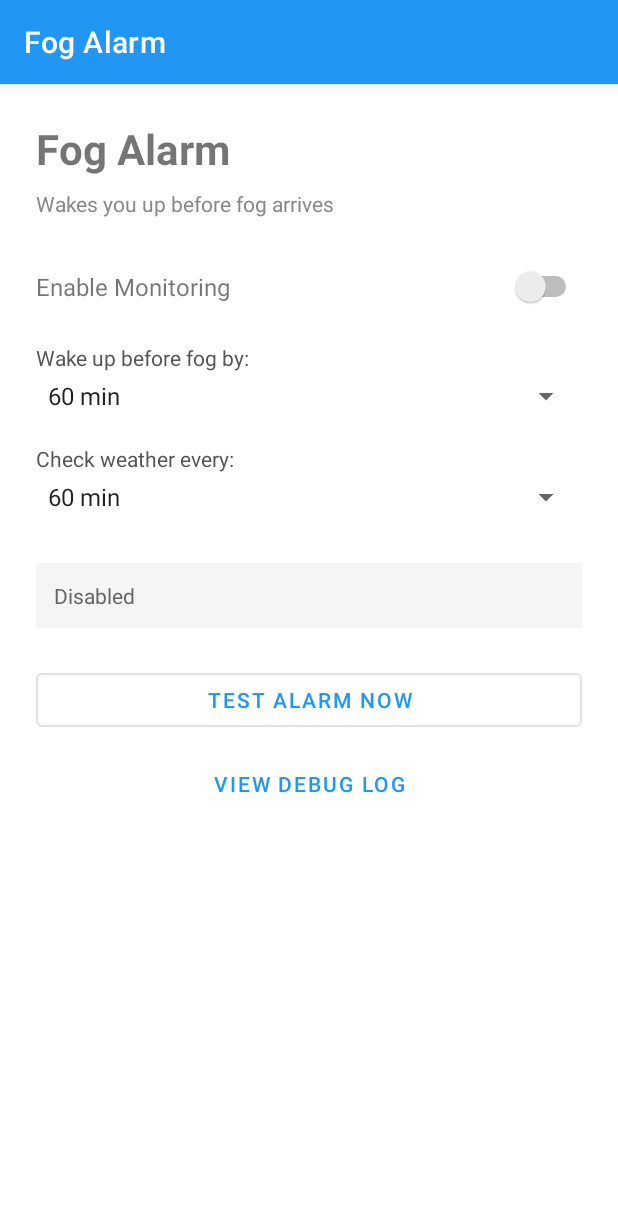
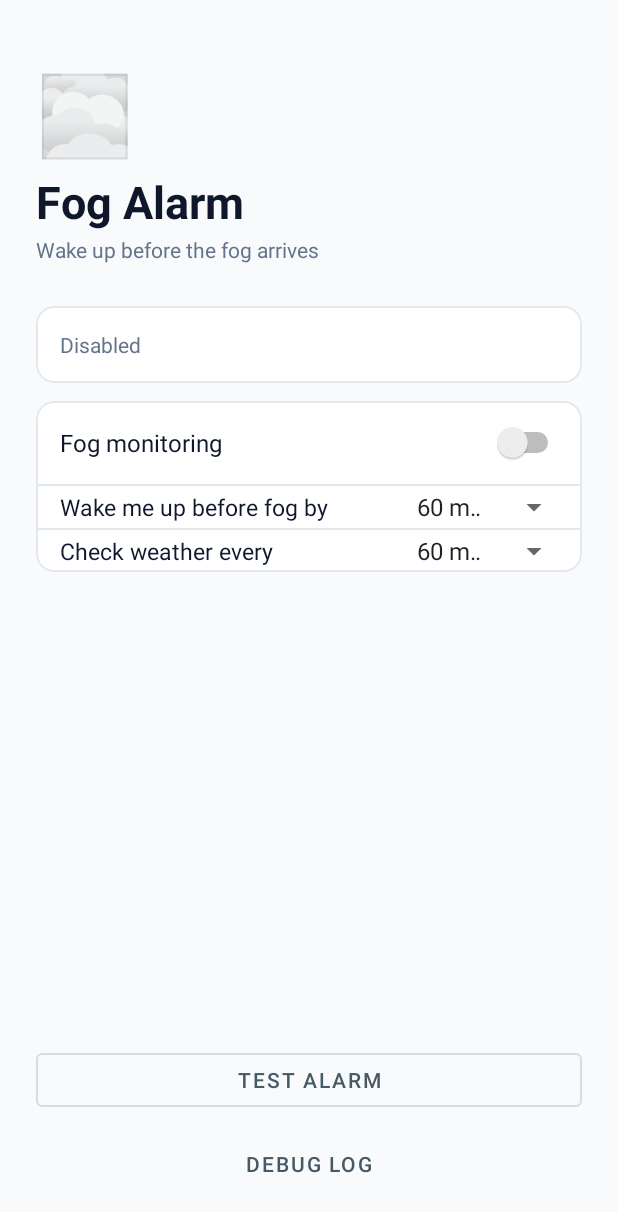
Before and after one commit to edleeman17/fog-alarm, an Android app: the screen it shows after launch (MainActivity), on a phone screen of 412 x 824 dp. Shown: the top 1212 px of the screen. Run offline under Robolectric (Android 15) with nearby library versions, the phone set to English and light mode, and no system bars.

Commit message:
feat: modernise UI — minimal card-based layout, dark alarm screen
Main screen: fog emoji header, settings in a MaterialCardView,
status card, NoActionBar theme. Alarm screen: dark #0F172A with
amber dismiss button. Misty blue-gray palette throughout.

Co-Authored-By: Claude Sonnet 4.6 <noreply@anthropic.com>

```diff
--- a/app/src/main/res/layout/activity_main.xml
+++ b/app/src/main/res/layout/activity_main.xml
@@ -1,42 +1,96 @@
 <?xml version="1.0" encoding="utf-8"?>
-<ScrollView xmlns:android="http://schemas.android.com/apk/res/android"
+<LinearLayout xmlns:android="http://schemas.android.com/apk/res/android"
+    xmlns:app="http://schemas.android.com/apk/res-auto"
     android:layout_width="match_parent"
-    android:layout_height="match_parent">
+    android:layout_height="match_parent"
+    android:orientation="vertical"
+    android:padding="24dp"
+    android:background="@color/colorBackground"
+    android:fitsSystemWindows="true">
 
-    <LinearLayout
-        android:layout_width="match_parent"
+    <!-- Header -->
+    <TextView
+        android:layout_width="wrap_content"
         android:layout_height="wrap_content"
-        android:orientation="vertical"
-        android:padding="24dp">
+        android:text="🌫"
+        android:textSize="52sp"
+        android:layout_marginTop="16dp" />
 
     <TextView
         android:layout_width="wrap_content"
         android:layout_height="wrap_content"
         android:text="Fog Alarm"
-            android:textSize="28sp"
+        android:textSize="30sp"
         android:textStyle="bold"
-            android:layout_marginBottom="8dp" />
+        android:textColor="@color/colorTextPrimary"
+        android:layout_marginTop="4dp" />
 
     <TextView
         android:layout_width="wrap_content"
         android:layout_height="wrap_content"
-            android:text="Wakes you up before fog arrives"
-            android:textColor="#888888"
-            android:layout_marginBottom="32dp" />
+        android:text="Wake up before the fog arrives"
+        android:textSize="14sp"
+        android:textColor="@color/colorTextSecondary"
+        android:layout_marginTop="2dp"
+        android:layout_marginBottom="28dp" />
 
+    <!-- Status card -->
+    <com.google.android.material.card.MaterialCardView
+        android:layout_width="match_parent"
+        android:layout_height="wrap_content"
+        android:layout_marginBottom="12dp"
+        app:cardElevation="0dp"
+        app:cardCornerRadius="12dp"
+        app:strokeWidth="1dp"
+        app:strokeColor="@color/colorOutline"
+        app:cardBackgroundColor="@color/colorSurface">
+
+        <TextView
+            android:id="@+id/text_status"
+            android:layout_width="match_parent"
+            android:layout_height="wrap_content"
+            android:text="Disabled"
+            android:textColor="@color/colorTextSecondary"
+            android:textSize="14sp"
+            android:lineSpacingMultiplier="1.4"
+            android:padding="16dp" />
+
+    </com.google.android.material.card.MaterialCardView>
+
+    <!-- Settings card -->
+    <com.google.android.material.card.MaterialCardView
+        android:layout_width="match_parent"
+        android:layout_height="wrap_content"
+        android:layout_marginBottom="24dp"
+        app:cardElevation="0dp"
+        app:cardCornerRadius="12dp"
+        app:strokeWidth="1dp"
+        app:strokeColor="@color/colorOutline"
+        app:cardBackgroundColor="@color/colorSurface">
+
+        <LinearLayout
+            android:layout_width="match_parent"
+            android:layout_height="wrap_content"
+            android:orientation="vertical">
+
+            <!-- Enable toggle -->
             <LinearLayout
                 android:layout_width="match_parent"
                 android:layout_height="wrap_content"
                 android:orientation="horizontal"
                 android:gravity="center_vertical"
-            android:layout_marginBottom="24dp">
+                android:paddingStart="16dp"
+                android:paddingEnd="12dp"
+                android:paddingTop="14dp"
+                android:paddingBottom="14dp">
 
                 <TextView
                     android:layout_width="0dp"
                     android:layout_height="wrap_content"
                     android:layout_weight="1"
-                android:text="Enable Monitoring"
-                android:textSize="16sp" />
+                    android:text="Fog monitoring"
+                    android:textSize="16sp"
+                    android:textColor="@color/colorTextPrimary" />
 
                 <Switch
                     android:id="@+id/toggle_enabled"
@@ -44,50 +98,80 @@
                     android:layout_height="wrap_content" />
             </LinearLayout>
 
+            <View
+                android:layout_width="match_parent"
+                android:layout_height="1dp"
+                android:background="@color/colorOutline" />
+
+            <!-- Lead time -->
+            <LinearLayout
+                android:layout_width="match_parent"
+                android:layout_height="wrap_content"
+                android:orientation="horizontal"
+                android:gravity="center_vertical"
+                android:paddingStart="16dp"
+                android:paddingEnd="8dp"
+                android:paddingTop="2dp"
+                android:paddingBottom="2dp">
+
                 <TextView
-            android:layout_width="wrap_content"
+                    android:layout_width="0dp"
                     android:layout_height="wrap_content"
-            android:text="Wake up before fog by:"
-            android:textSize="14sp"
-            android:textColor="#555555"
-            android:layout_marginBottom="4dp" />
+                    android:layout_weight="1"
+                    android:text="Wake me up before fog by"
+                    android:textSize="15sp"
+                    android:textColor="@color/colorTextPrimary" />
 
                 <Spinner
                     android:id="@+id/spinner_lead_time"
+                    android:layout_width="110dp"
+                    android:layout_height="wrap_content" />
+            </LinearLayout>
+
+            <View
+                android:layout_width="match_parent"
+                android:layout_height="1dp"
+                android:background="@color/colorOutline" />
+
+            <!-- Check interval -->
+            <LinearLayout
                 android:layout_width="match_parent"
                 android:layout_height="wrap_content"
-            android:layout_marginBottom="20dp" />
+                android:orientation="horizontal"
+                android:gravity="center_vertical"
+                android:paddingStart="16dp"
+                android:paddingEnd="8dp"
+                android:paddingTop="2dp"
+                android:paddingBottom="2dp">
 
                 <TextView
-            android:layout_width="wrap_content"
+                    android:layout_width="0dp"
                     android:layout_height="wrap_content"
-            android:text="Check weather every:"
-            android:textSize="14sp"
-            android:textColor="#555555"
-            android:layout_marginBottom="4dp" />
+                    android:layout_weight="1"
+                    android:text="Check weather every"
+                    android:textSize="15sp"
+                    android:textColor="@color/colorTextPrimary" />
 
                 <Spinner
                     android:id="@+id/spinner_interval"
+                    android:layout_width="110dp"
+                    android:layout_height="wrap_content" />
+            </LinearLayout>
+
+        </LinearLayout>
+    </com.google.android.material.card.MaterialCardView>
+
+    <!-- Push buttons to bottom -->
+    <View
         android:layout_width="match_parent"
-            android:layout_height="wrap_content"
-            android:layout_marginBottom="32dp" />
-
-        <TextView
-            android:id="@+id/text_status"
-            android:layout_width="match_parent"
-            android:layout_height="wrap_content"
-            android:text="Disabled"
-            android:textColor="#666666"
-            android:textSize="14sp"
-            android:background="#F5F5F5"
-            android:padding="12dp"
-            android:layout_marginBottom="24dp" />
+        android:layout_height="0dp"
+        android:layout_weight="1" />
 
     <Button
         android:id="@+id/btn_test_alarm"
         android:layout_width="match_parent"
         android:layout_height="wrap_content"
-            android:text="Test Alarm Now"
+        android:text="Test alarm"
         android:layout_marginBottom="8dp"
         style="@style/Widget.MaterialComponents.Button.OutlinedButton" />
 
@@ -95,8 +179,7 @@
         android:id="@+id/btn_view_log"
         android:layout_width="match_parent"
         android:layout_height="wrap_content"
-            android:text="View Debug Log"
+        android:text="Debug log"
         style="@style/Widget.MaterialComponents.Button.TextButton" />
 
 </LinearLayout>
-</ScrollView>
--- a/app/src/main/res/values/colors.xml
+++ b/app/src/main/res/values/colors.xml
@@ -1,6 +1,11 @@
 <?xml version="1.0" encoding="utf-8"?>
 <resources>
-    <color name="colorPrimary">#2196F3</color>
-    <color name="colorPrimaryVariant">#1976D2</color>
+    <color name="colorPrimary">#455A64</color>
+    <color name="colorPrimaryVariant">#263238</color>
     <color name="colorOnPrimary">#FFFFFF</color>
+    <color name="colorBackground">#F8FAFC</color>
+    <color name="colorSurface">#FFFFFF</color>
+    <color name="colorTextPrimary">#0F172A</color>
+    <color name="colorTextSecondary">#64748B</color>
+    <color name="colorOutline">#E2E8F0</color>
 </resources>
--- a/app/src/main/res/values/themes.xml
+++ b/app/src/main/res/values/themes.xml
@@ -1,8 +1,11 @@
 <?xml version="1.0" encoding="utf-8"?>
 <resources>
-    <style name="Theme.FogAlarm" parent="Theme.MaterialComponents.DayNight.DarkActionBar">
+    <style name="Theme.FogAlarm" parent="Theme.MaterialComponents.Light.NoActionBar">
         <item name="colorPrimary">@color/colorPrimary</item>
         <item name="colorPrimaryVariant">@color/colorPrimaryVariant</item>
         <item name="colorOnPrimary">@color/colorOnPrimary</item>
+        <item name="android:windowBackground">@color/colorBackground</item>
+        <item name="android:statusBarColor">@color/colorBackground</item>
+        <item name="android:windowLightStatusBar">true</item>
     </style>
 </resources>
```
Also changed, not shown: app/src/main/res/layout/activity_alarm.xml (+21 -12 lines), app/src/main/res/layout/activity_log.xml (+32 -17 lines). Lines whose indentation alone changed are shown as unchanged.
